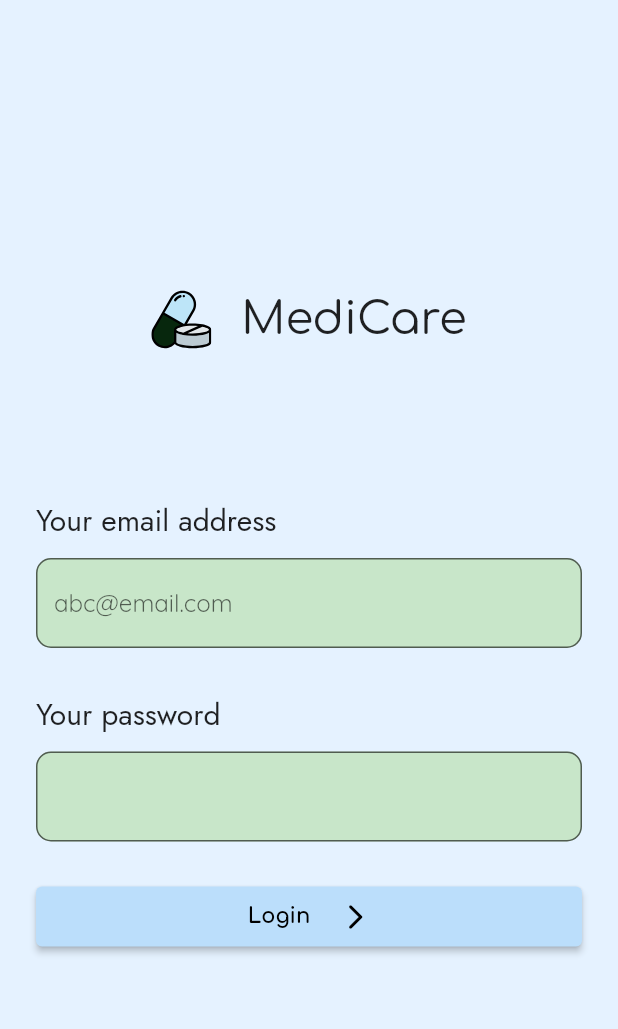
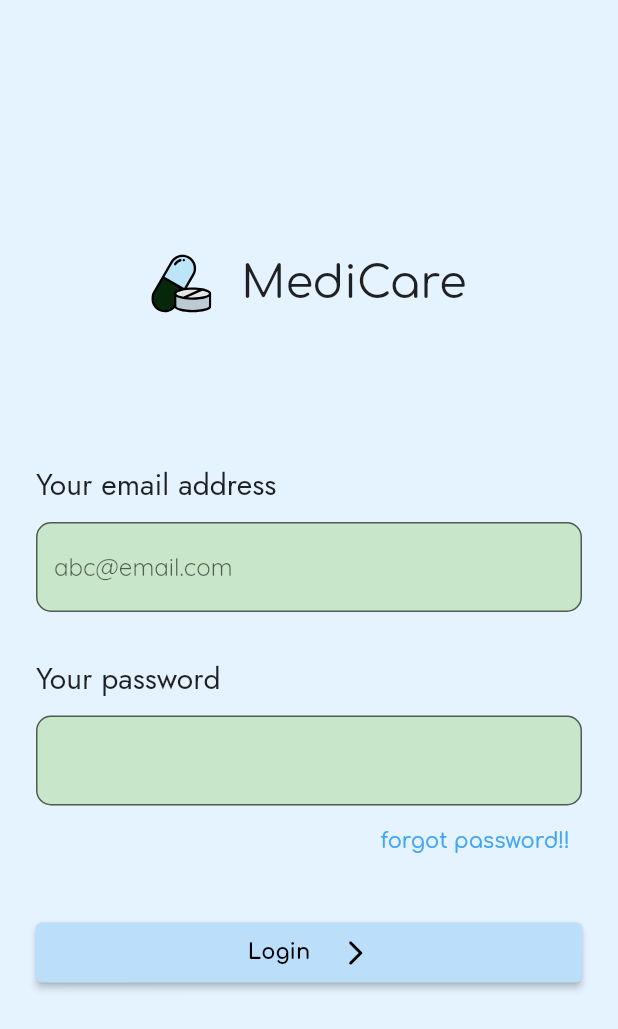
Before and after one commit to Saon00/medicare-apps, a Flutter app: the screen it shows after launch, on a phone screen of 412 x 824 dp. Shown: the top 1029 px of the screen. Run offline on Flutter 3.47's test engine with Material 2 defaults, Android fonts, the phone set to English and light mode, and no system bars; our stand-ins replace curved_navigation_bar, flutter_svg, google_fonts.

Commit message:
forgot password added

```diff
--- a/lib/pages/login_page.dart
+++ b/lib/pages/login_page.dart
@@ -53,6 +53,18 @@ class _LoginPageState extends State<LoginPage> {
               introText: 'Your password',
               obscure: true,
             ),
+
+            // forgot password
+            Row(
+              mainAxisAlignment: MainAxisAlignment.end,
+              children: [
+                TextButton(
+                    onPressed: () {},
+                    child: Text("forgot password!!",
+                        style: GoogleFonts.comfortaa(
+                            color: Colors.blue.shade400))),
+              ],
+            ),
             const SizedBox(height: 30),
 
             // login button
```
